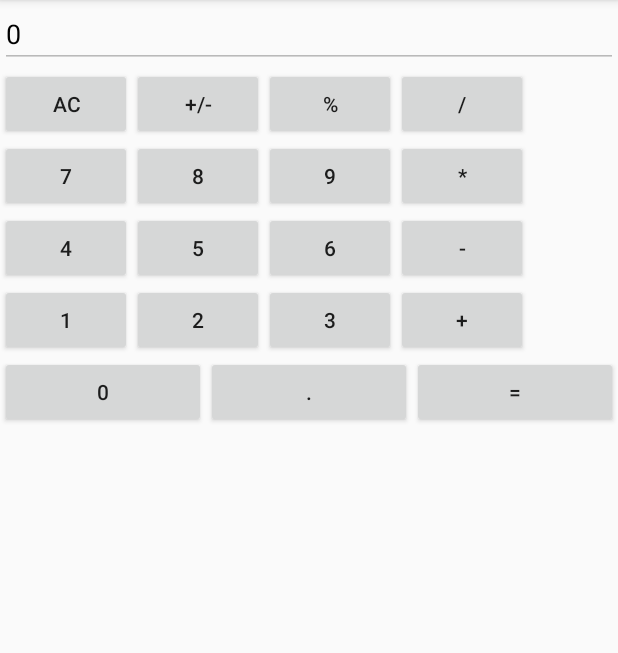
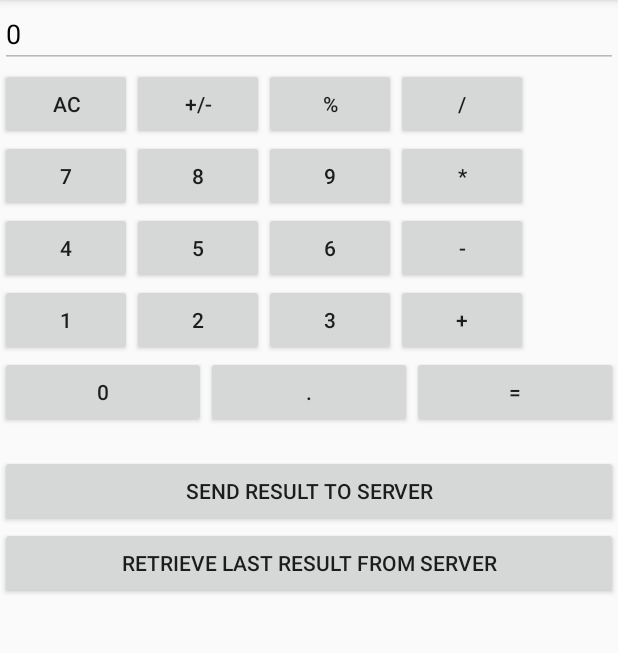
Before and after one commit to LeonidShutov/mtuci-mobile-client, an Android app: the screen it shows after launch (MainActivity), on a phone screen of 412 x 824 dp, the part 84-737 px from its top. Run offline under Robolectric (Android 15) with nearby library versions, the phone set to English and light mode, and no system bars.

Commit message:
add mocks to server integration

```diff
--- a/app/src/main/java/com/shutovleonid/mtuci_mobile_client/MainActivity.java
+++ b/app/src/main/java/com/shutovleonid/mtuci_mobile_client/MainActivity.java
@@ -6,6 +6,7 @@ import android.support.v7.app.AppCompatActivity;
 import android.view.View;
 import android.widget.Button;
 import android.widget.EditText;
+import android.widget.Toast;
 
 
 import com.shutovleonid.mtuci_mobile_client.operations.Add;
@@ -13,8 +14,6 @@ import com.shutovleonid.mtuci_mobile_client.operations.Divide;
 import com.shutovleonid.mtuci_mobile_client.operations.Multiply;
 import com.shutovleonid.mtuci_mobile_client.operations.Operation;
 import com.shutovleonid.mtuci_mobile_client.operations.Subtract;
-
-import org.jetbrains.annotations.NotNull;
 
 
 public final class MainActivity extends AppCompatActivity {
@@ -50,7 +49,6 @@ public final class MainActivity extends AppCompatActivity {
         this.isNewOp = true;
     }
 
-    @NotNull
     public final Operation getOperationClass(String operationString) {
         switch (operationString) {
             case "+":
@@ -94,4 +92,12 @@ public final class MainActivity extends AppCompatActivity {
         ((EditText) findViewById(R.id.result)).setText(number.toString());
         isNewOp = true;
     }
+
+    public void sendToServer(View view) {
+        Toast.makeText(getApplicationContext(), "Sending data to server", Toast.LENGTH_LONG).show();
+    }
+
+    public void getFromServer(View view) {
+        Toast.makeText(getApplicationContext(), "Retrieving data from server", Toast.LENGTH_LONG).show();
+    }
 }
--- a/app/src/main/res/layout/activity_main.xml
+++ b/app/src/main/res/layout/activity_main.xml
@@ -156,7 +156,7 @@
 
     <LinearLayout
         android:layout_width="match_parent"
-        android:layout_height="match_parent"
+        android:layout_height="66dp"
         android:orientation="horizontal">
 
         <Button
@@ -184,4 +184,24 @@
             android:text="=" />
     </LinearLayout>
 
+    <LinearLayout
+        android:layout_width="match_parent"
+        android:layout_height="match_parent"
+        android:orientation="vertical">
+
+        <Button
+            android:id="@+id/sendToServer"
+            android:layout_width="match_parent"
+            android:layout_height="wrap_content"
+            android:onClick="sendToServer"
+            android:text="@string/send_result_to_server" />
+
+        <Button
+            android:id="@+id/getFromServer"
+            android:layout_width="match_parent"
+            android:layout_height="wrap_content"
+            android:onClick="getFromServer"
+            android:text="@string/retrieve_last_result_from_server" />
+    </LinearLayout>
+
 </LinearLayout>
--- a/app/src/main/res/values/strings.xml
+++ b/app/src/main/res/values/strings.xml
@@ -1,3 +1,5 @@
 <resources>
     <string name="app_name">mtuci-mobile-client</string>
+    <string name="retrieve_last_result_from_server">Retrieve last result from server</string>
+    <string name="send_result_to_server">Send result to server</string>
 </resources>
```
